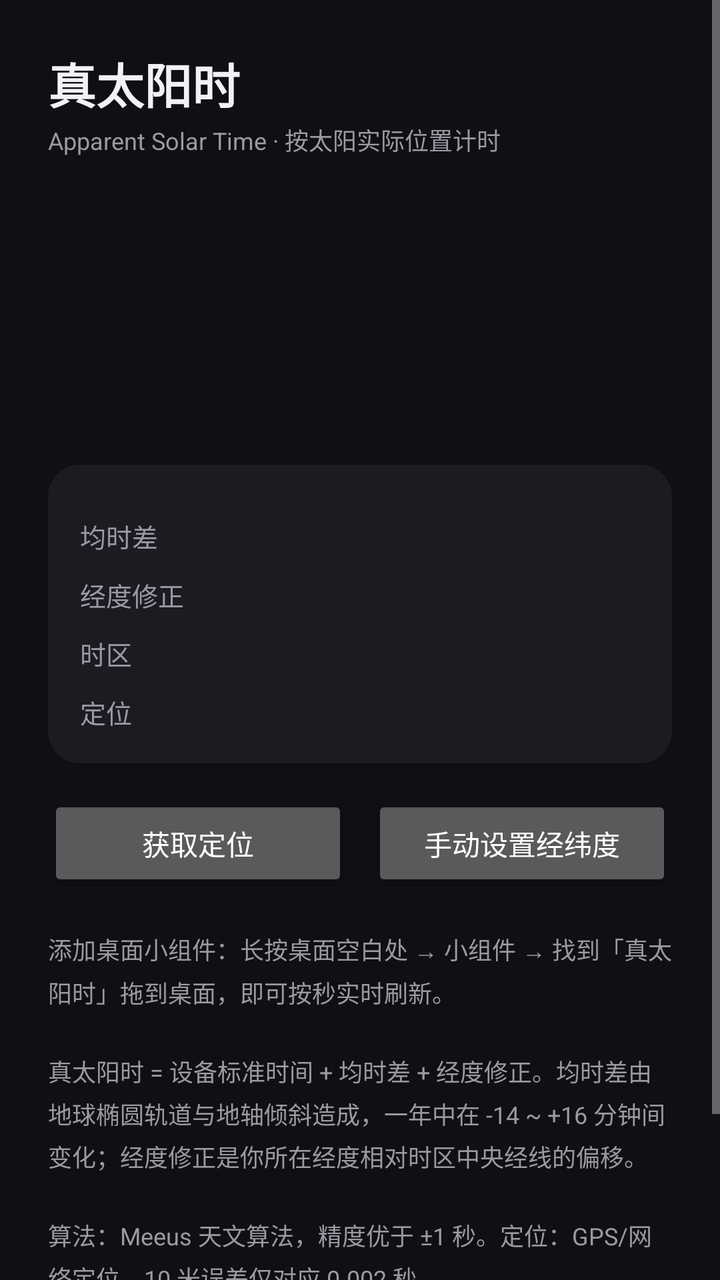
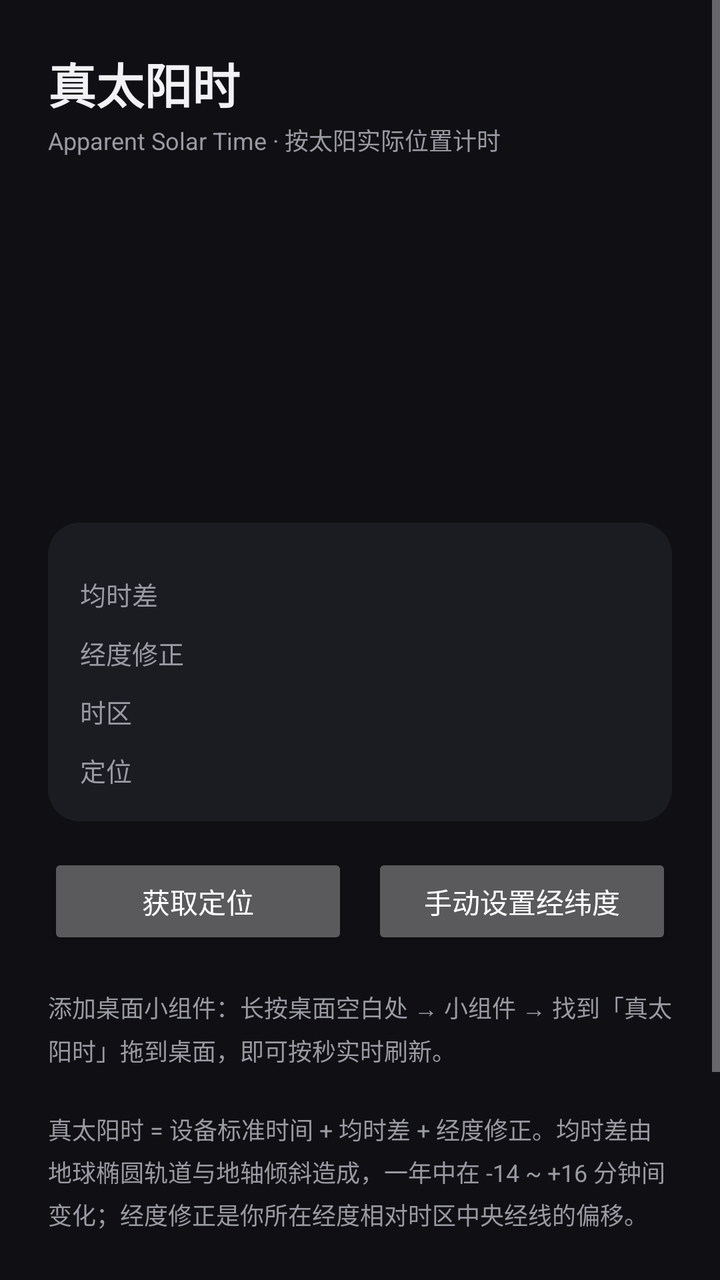

Screens rendered from an Android XML layout before and after an edit, with the pre-edit source and the edit as a unified diff.
<!-- AndroidManifest.xml: application theme Theme.Solar -->
<!-- res/layout/activity_main.xml -->
<?xml version="1.0" encoding="utf-8"?>
<ScrollView xmlns:android="http://schemas.android.com/apk/res/android"
    android:layout_width="match_parent"
    android:layout_height="match_parent"
    android:fillViewport="true">

    <LinearLayout
        android:layout_width="match_parent"
        android:layout_height="wrap_content"
        android:orientation="vertical"
        android:padding="24dp">

        <TextView
            android:layout_width="wrap_content"
            android:layout_height="wrap_content"
            android:text="@string/app_name"
            android:textColor="@color/textPrimary"
            android:textSize="24sp"
            android:textStyle="bold" />

        <TextView
            android:layout_width="wrap_content"
            android:layout_height="wrap_content"
            android:layout_marginTop="2dp"
            android:text="Apparent Solar Time · 按太阳实际位置计时"
            android:textColor="@color/textDim"
            android:textSize="12sp" />

        <TextView
            android:id="@+id/tvClock"
            android:layout_width="wrap_content"
            android:layout_height="wrap_content"
            android:layout_marginTop="28dp"
            android:fontFeatureSettings="tnum"
            android:textColor="@color/amber"
            android:textSize="58sp"
            android:textStyle="bold" />

        <TextView
            android:id="@+id/tvOffset"
            android:layout_width="wrap_content"
            android:layout_height="wrap_content"
            android:layout_marginTop="4dp"
            android:textColor="@color/textPrimary"
            android:textSize="15sp" />

        <LinearLayout
            android:layout_width="match_parent"
            android:layout_height="wrap_content"
            android:layout_marginTop="24dp"
            android:background="@drawable/card_bg"
            android:orientation="vertical"
            android:padding="16dp">

            <LinearLayout style="@style/InfoRow">
                <TextView style="@style/InfoLabel" android:text="均时差" />
                <TextView
                    android:id="@+id/tvEq"
                    style="@style/InfoValue" />
            </LinearLayout>

            <LinearLayout style="@style/InfoRow">
                <TextView style="@style/InfoLabel" android:text="经度修正" />
                <TextView
                    android:id="@+id/tvLon"
                    style="@style/InfoValue" />
            </LinearLayout>

            <LinearLayout style="@style/InfoRow">
                <TextView style="@style/InfoLabel" android:text="时区" />
                <TextView
                    android:id="@+id/tvZone"
                    style="@style/InfoValue" />
            </LinearLayout>

            <LinearLayout style="@style/InfoRow">
                <TextView style="@style/InfoLabel" android:text="定位" />
                <TextView
                    android:id="@+id/tvLoc"
                    style="@style/InfoValue" />
            </LinearLayout>
        </LinearLayout>

        <LinearLayout
            android:layout_width="match_parent"
            android:layout_height="wrap_content"
            android:layout_marginTop="16dp"
            android:orientation="horizontal">

            <Button
                android:id="@+id/btnLocate"
                android:layout_width="0dp"
                android:layout_height="wrap_content"
                android:layout_weight="1"
                android:text="获取定位" />

            <Button
                android:id="@+id/btnManual"
                android:layout_width="0dp"
                android:layout_height="wrap_content"
                android:layout_marginStart="12dp"
                android:layout_weight="1"
                android:text="手动设置经纬度" />
        </LinearLayout>

        <Button
            android:id="@+id/btnExact"
            android:layout_width="match_parent"
            android:layout_height="wrap_content"
            android:layout_marginTop="12dp"
            android:text="授予「精确闹钟」权限（保证整点与午夜精准校准）"
            android:visibility="gone" />

        <TextView
            android:layout_width="match_parent"
            android:layout_height="wrap_content"
            android:layout_marginTop="20dp"
            android:lineSpacingExtra="4dp"
            android:text="添加桌面小组件：长按桌面空白处 → 小组件 → 找到「真太阳时」拖到桌面，即可按秒实时刷新。\n\n真太阳时 = 设备标准时间 + 均时差 + 经度修正。均时差由地球椭圆轨道与地轴倾斜造成，一年中在 -14 ~ +16 分钟间变化；经度修正是你所在经度相对时区中央经线的偏移。\n\n算法：Meeus 天文算法，精度优于 ±1 秒。定位：GPS/网络定位，10 米误差仅对应 0.002 秒。"
            android:textColor="@color/textDim"
            android:textSize="12sp" />
        <Button
            android:id="@+id/btnAbout"
            android:layout_width="match_parent"
            android:layout_height="wrap_content"
            android:layout_marginTop="16dp"
            android:text="@string/about_button" />
    </LinearLayout>
</ScrollView>
<!-- resources referenced by this layout -->
<resources>
  <color name="amber">#FFC94D</color>
  <color name="textDim">#9A9AA3</color>
  <color name="textPrimary">#F2F2F5</color>
  <!-- drawable card_bg (drawable) -->
  <?xml version="1.0" encoding="utf-8"?>
  <shape xmlns:android="http://schemas.android.com/apk/res/android"
      android:shape="rectangle">
      <corners android:radius="16dp" />
      <solid android:color="@color/card" />
  </shape>
  <string name="about_button">关于</string>
  <string name="app_name">真太阳时</string>
  <style name="InfoLabel">
          <item name="android:layout_width">0dp</item>
          <item name="android:layout_height">wrap_content</item>
          <item name="android:layout_weight">1</item>
          <item name="android:textColor">@color/textDim</item>
          <item name="android:textSize">13sp</item>
      </style>
  <style name="InfoRow">
          <item name="android:layout_width">match_parent</item>
          <item name="android:layout_height">wrap_content</item>
          <item name="android:layout_marginTop">10dp</item>
          <item name="android:orientation">horizontal</item>
      </style>
  <style name="InfoValue">
          <item name="android:layout_width">wrap_content</item>
          <item name="android:layout_height">wrap_content</item>
          <item name="android:textColor">@color/textPrimary</item>
          <item name="android:textSize">13sp</item>
      </style>
  <style name="Theme.Solar" parent="@android:style/Theme.Material.NoActionBar">
          <item name="android:windowBackground">@color/bg</item>
          <item name="android:colorAccent">@color/amber</item>
          <item name="android:statusBarColor">@color/bg</item>
          <item name="android:navigationBarColor">@color/bg</item>
          <item name="android:windowLightStatusBar">false</item>
      </style>
  <color name="card">#1B1B22</color>
  <color name="bg">#0F0F14</color>
</resources>

<!-- the commit's change to res/layout/activity_main.xml (unified diff, before → after) -->
@@ -1,5 +1,6 @@
 <?xml version="1.0" encoding="utf-8"?>
 <ScrollView xmlns:android="http://schemas.android.com/apk/res/android"
+    android:id="@+id/mainScroll"
     android:layout_width="match_parent"
     android:layout_height="match_parent"
     android:fillViewport="true">
@@ -35,6 +36,14 @@
             android:textColor="@color/amber"
             android:textSize="58sp"
             android:textStyle="bold" />
+
+        <TextView
+            android:id="@+id/tvShichen"
+            android:layout_width="wrap_content"
+            android:layout_height="wrap_content"
+            android:layout_marginTop="2dp"
+            android:textColor="@color/amber"
+            android:textSize="20sp" />
 
         <TextView
             android:id="@+id/tvOffset"
